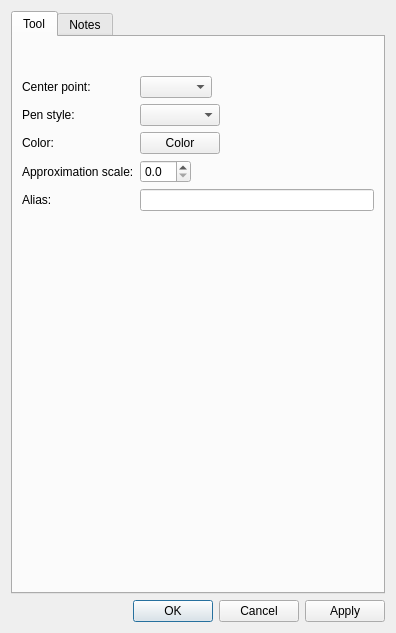
This is src/libs/vtools/dialogs/tools/dialogellipticalarc.ui in equinox-patterns/Ostara as Qt 5 draws it before an edit. The edited form follows.
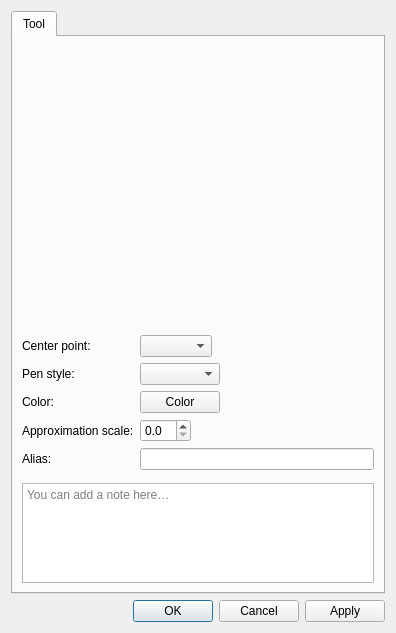
This is the edited form. Icons and pictures are not drawn. Custom widgets are drawn as their Qt base class.

Commit message: Dialog tools : notes → Tool, onglet Point, base point retiré

```diff
--- a/src/libs/vtools/dialogs/tools/dialogellipticalarc.ui
+++ b/src/libs/vtools/dialogs/tools/dialogellipticalarc.ui
@@ -147,27 +147,43 @@
         </layout>
        </item>
        <item>
-        <spacer name="verticalSpacer">
-         <property name="orientation">
-          <enum>Qt::Vertical</enum>
+        <layout class="QHBoxLayout" name="notesSeparatorLayout">
+         <property name="leftMargin">
+          <number>33</number>
          </property>
-         <property name="sizeHint" stdset="0">
-          <size>
-           <width>20</width>
-           <height>40</height>
-          </size>
+         <property name="rightMargin">
+          <number>33</number>
          </property>
-        </spacer>
+         <item>
+          <widget class="QFrame" name="notesSeparator">
+           <property name="minimumSize">
+            <size>
+             <width>0</width>
+             <height>1</height>
+            </size>
+           </property>
+           <property name="maximumSize">
+            <size>
+             <width>16777215</width>
+             <height>1</height>
+            </size>
+           </property>
+          </widget>
+         </item>
+        </layout>
        </item>
-      </layout>
-     </widget>
-     <widget class="QWidget" name="tab_2">
-      <attribute name="title">
-       <string>Notes</string>
-      </attribute>
-      <layout class="QVBoxLayout" name="verticalLayout_3">
        <item>
-        <widget class="QPlainTextEdit" name="plainTextEditToolNotes"/>
+        <widget class="QPlainTextEdit" name="plainTextEditToolNotes">
+         <property name="placeholderText">
+          <string>You can add a note here…</string>
+         </property>
+         <property name="maximumSize">
+          <size>
+           <width>16777215</width>
+           <height>100</height>
+          </size>
+         </property>
+        </widget>
        </item>
       </layout>
      </widget>
```
The commit also changes 77 other files.
